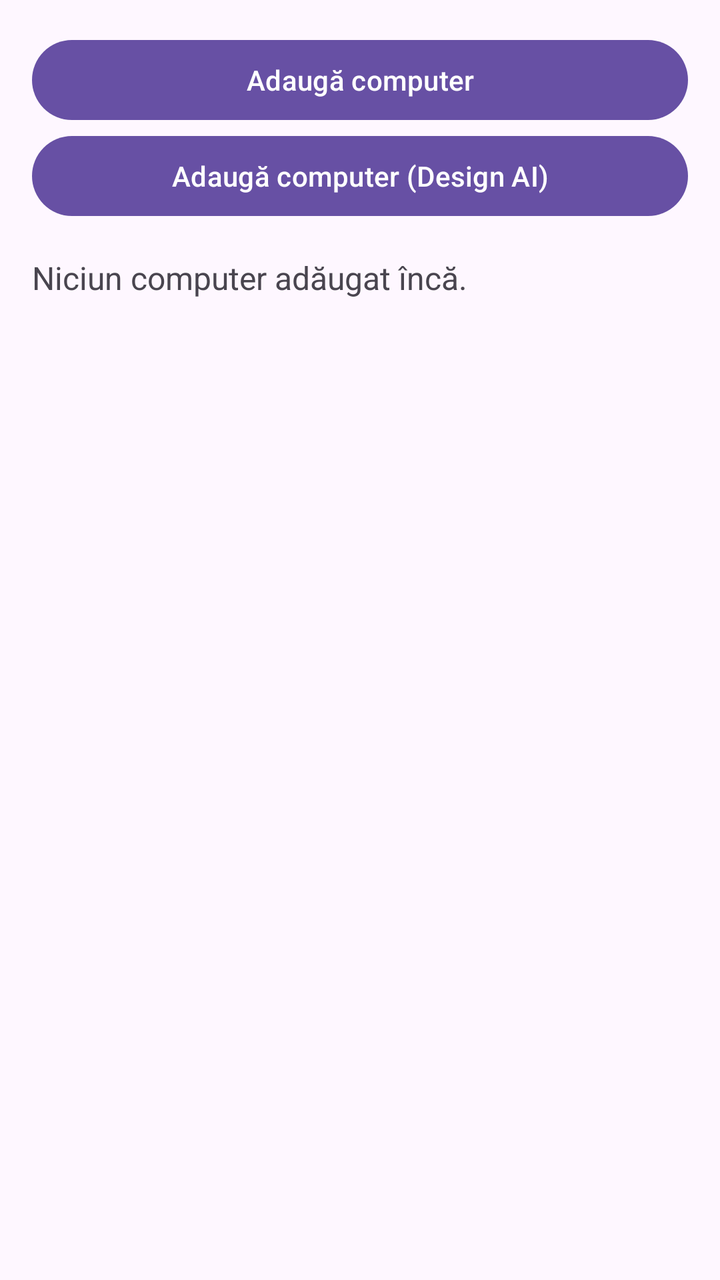
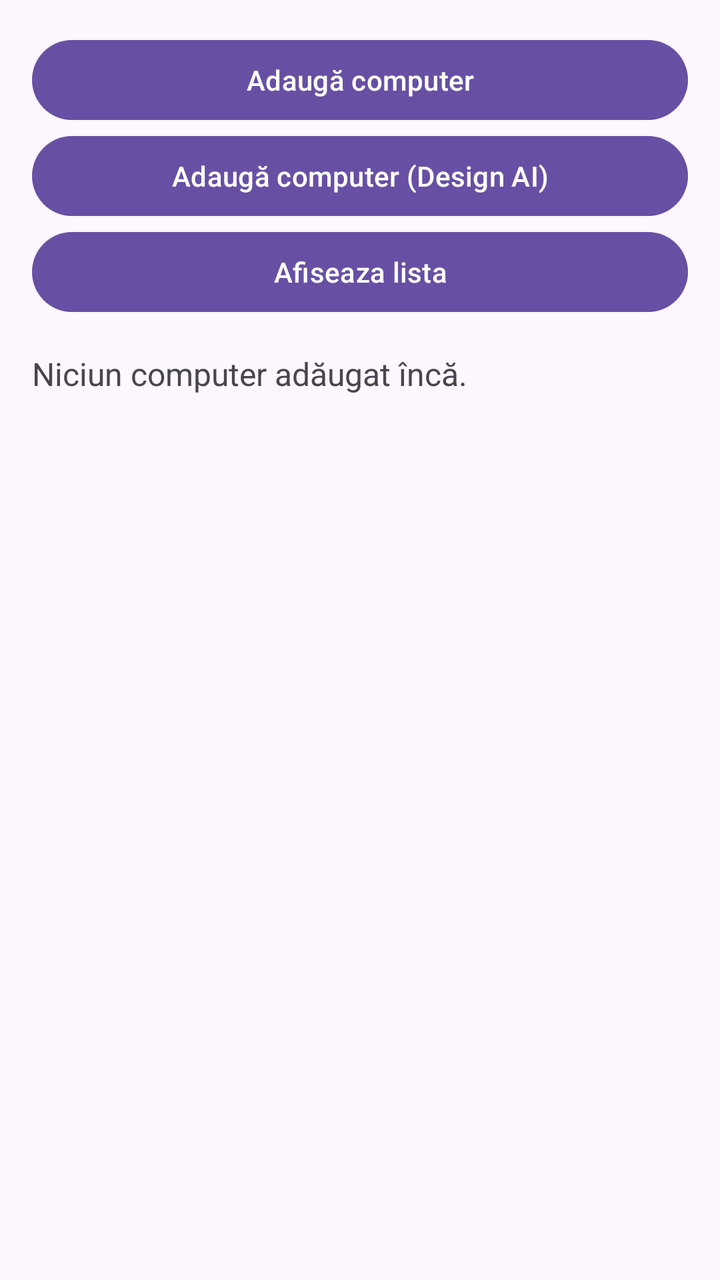

Screens rendered from an Android XML layout before and after an edit, with the pre-edit source and the edit as a unified diff.
<!-- AndroidManifest.xml: application theme Theme.Catalin_Remus_Antonio_DAM2026 -->
<!-- res/layout/activity_main_s4.xml -->
<?xml version="1.0" encoding="utf-8"?>
<LinearLayout xmlns:android="http://schemas.android.com/apk/res/android"
    xmlns:tools="http://schemas.android.com/tools"
    android:id="@+id/main"
    android:layout_width="match_parent"
    android:layout_height="match_parent"
    android:orientation="vertical"
    android:padding="16dp"
    tools:context=".MainActivity_S4">

    <Button
        android:layout_width="match_parent"
        android:layout_height="wrap_content"
        android:onClick="deschideAdaugare"
        android:text="@string/adauga_computer" />

    <Button
        android:layout_width="match_parent"
        android:layout_height="wrap_content"
        android:onClick="deschideAdaugareAI"
        android:text="@string/adaug_computer" />

    <TextView
        android:id="@+id/tv_rezultat"
        android:layout_width="match_parent"
        android:layout_height="wrap_content"
        android:layout_marginTop="16dp"
        android:text="@string/niciun_computer_ad_ugat_nc"
        android:textSize="16sp" />
</LinearLayout>
<!-- resources referenced by this layout -->
<resources>
  <string name="adaug_computer">Adaugă computer (Design AI)</string>
  <string name="adauga_computer">Adaugă computer</string>
  <string name="niciun_computer_ad_ugat_nc">Niciun computer adăugat încă.</string>
  <style name="Theme.Catalin_Remus_Antonio_DAM2026" parent="Base.Theme.Catalin_Remus_Antonio_DAM2026" />
  <style name="Base.Theme.Catalin_Remus_Antonio_DAM2026" parent="Theme.Material3.DayNight.NoActionBar">
          
          
      </style>
</resources>

<!-- the commit's change to res/layout/activity_main_s4.xml (unified diff, before → after) -->
@@ -20,6 +20,12 @@
         android:onClick="deschideAdaugareAI"
         android:text="@string/adaug_computer" />
 
+    <Button
+        android:layout_width="match_parent"
+        android:layout_height="wrap_content"
+        android:onClick="deschideLista"
+        android:text="@string/afiseaza_lista" />
+
     <TextView
         android:id="@+id/tv_rezultat"
         android:layout_width="match_parent"
@@ -27,4 +33,6 @@
         android:layout_marginTop="16dp"
         android:text="@string/niciun_computer_ad_ugat_nc"
         android:textSize="16sp" />
+
+
 </LinearLayout>
<!-- resource entries referenced after the edit -->
@@ -2,6 +2,7 @@
 <resources>
   <string name="adaug_computer">Adaugă computer (Design AI)</string>
   <string name="adauga_computer">Adaugă computer</string>
+  <string name="afiseaza_lista">Afiseaza lista</string>
   <string name="niciun_computer_ad_ugat_nc">Niciun computer adăugat încă.</string>
   <style name="Theme.Catalin_Remus_Antonio_DAM2026" parent="Base.Theme.Catalin_Remus_Antonio_DAM2026" />
   <style name="Base.Theme.Catalin_Remus_Antonio_DAM2026" parent="Theme.Material3.DayNight.NoActionBar">
